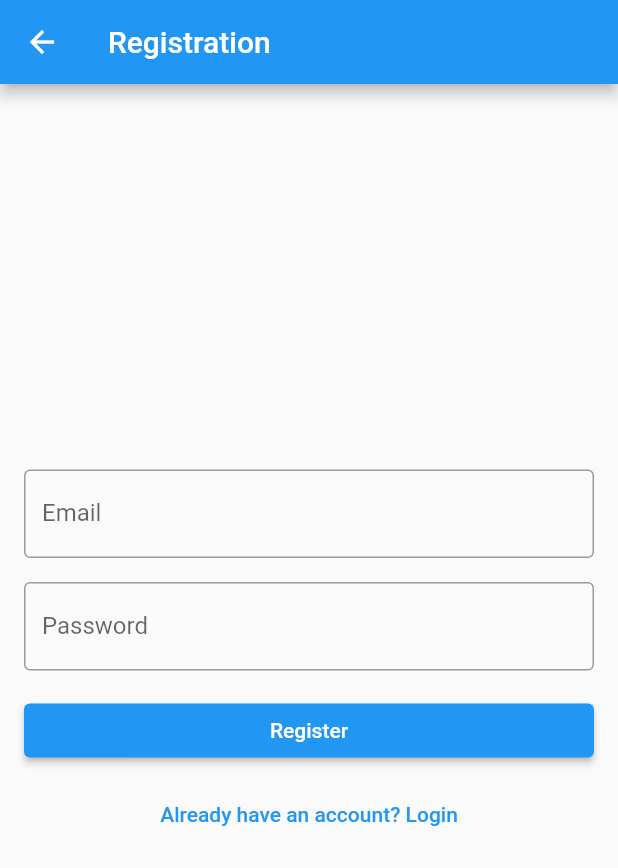
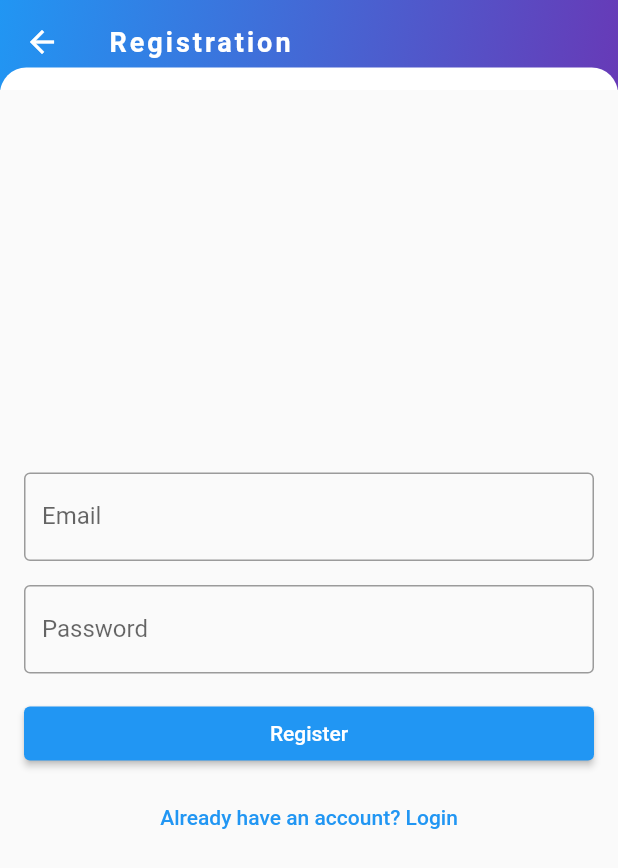
Before and after one commit to pedroalmeida96/gamebuddy-flutter, a Flutter app: the RegistrationPage screen opened by its route, on a phone screen of 412 x 824 dp. Shown: the top 868 px of the screen. Run offline on Flutter 3.47's test engine with Material 2 defaults, Android fonts, the phone set to English and light mode, and no system bars; our stand-ins replace fluttertoast, multi_select_flutter; accounts and stored records are empty.

Commit message:
appbar fixs

```diff
--- a/lib/pages/login_page.dart
+++ b/lib/pages/login_page.dart
@@ -1,4 +1,6 @@
 import 'package:flutter/material.dart';
+
+import '../widgets/gamebuddy_appbar.dart';
 
 class LoginPage extends StatelessWidget {
   const LoginPage({super.key});
@@ -6,7 +8,9 @@ class LoginPage extends StatelessWidget {
   @override
   Widget build(BuildContext context) {
     return Scaffold(
-      appBar: AppBar(title: const Text('Login')),
+      appBar: const GamebuddyAppBar(
+        title: 'Login',
+      ),
       body: Padding(
         padding: const EdgeInsets.all(16.0),
         child: Column(
--- a/lib/pages/registration_page.dart
+++ b/lib/pages/registration_page.dart
@@ -1,5 +1,7 @@
 import 'package:flutter/material.dart';
-import 'package:gamebuddy/pages/games_list.dart'; // Import your game list page
+import 'package:gamebuddy/pages/games_list.dart';
+
+import '../widgets/gamebuddy_appbar.dart'; // Import your game list page
 
 class RegistrationPage extends StatelessWidget {
   const RegistrationPage({super.key});
@@ -7,7 +9,9 @@ class RegistrationPage extends StatelessWidget {
   @override
   Widget build(BuildContext context) {
     return Scaffold(
-      appBar: AppBar(title: const Text('Registration')),
+      appBar: const GamebuddyAppBar(
+        title: 'Registration',
+      ),
       body: Padding(
         padding: const EdgeInsets.all(16.0),
         child: Column(
```
